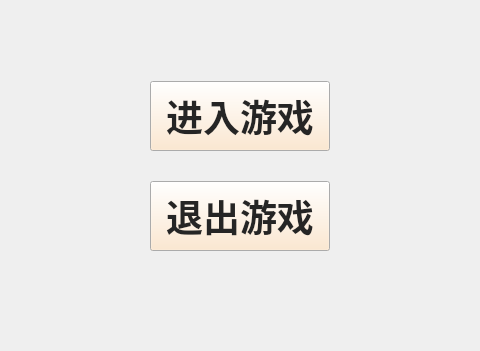
This is geometrygame.ui in crystalsugarhawthorn/geometry-game as Qt 5 draws it before an edit; both pictures show x 410 to 890 and y 419 to 770 of the 1250 by 770 pixel window. The edited form follows.
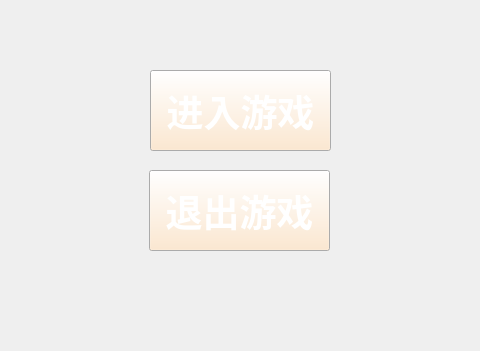
This is the edited form. Icons and pictures are not drawn.

Diff of the .ui file:
```diff
--- a/geometrygame.ui
+++ b/geometrygame.ui
@@ -69,9 +69,9 @@
     <property name="geometry">
      <rect>
       <x>560</x>
-      <y>500</y>
-      <width>180</width>
-      <height>70</height>
+      <y>489</y>
+      <width>181</width>
+      <height>81</height>
      </rect>
     </property>
     <property name="sizePolicy">
@@ -119,6 +119,26 @@
          </color>
         </brush>
        </colorrole>
+       <colorrole role="PlaceholderText">
+        <brush brushstyle="LinearGradientPattern">
+         <gradient startx="0.494682000000000" starty="0.056818200000000" endx="0.528409000000000" endy="0.840909000000000" type="LinearGradient" spread="PadSpread" coordinatemode="ObjectBoundingMode">
+          <gradientstop position="0.000000000000000">
+           <color alpha="255">
+            <red>155</red>
+            <green>155</green>
+            <blue>155</blue>
+           </color>
+          </gradientstop>
+          <gradientstop position="1.000000000000000">
+           <color alpha="255">
+            <red>255</red>
+            <green>255</green>
+            <blue>255</blue>
+           </color>
+          </gradientstop>
+         </gradient>
+        </brush>
+       </colorrole>
       </active>
       <inactive>
        <colorrole role="WindowText">
@@ -157,8 +177,48 @@
          </color>
         </brush>
        </colorrole>
+       <colorrole role="PlaceholderText">
+        <brush brushstyle="LinearGradientPattern">
+         <gradient startx="0.494682000000000" starty="0.056818200000000" endx="0.528409000000000" endy="0.840909000000000" type="LinearGradient" spread="PadSpread" coordinatemode="ObjectBoundingMode">
+          <gradientstop position="0.000000000000000">
+           <color alpha="255">
+            <red>155</red>
+            <green>155</green>
+            <blue>155</blue>
+           </color>
+          </gradientstop>
+          <gradientstop position="1.000000000000000">
+           <color alpha="255">
+            <red>255</red>
+            <green>255</green>
+            <blue>255</blue>
+           </color>
+          </gradientstop>
+         </gradient>
+        </brush>
+       </colorrole>
       </inactive>
       <disabled>
+       <colorrole role="WindowText">
+        <brush brushstyle="LinearGradientPattern">
+         <gradient startx="0.494682000000000" starty="0.056818200000000" endx="0.528409000000000" endy="0.840909000000000" type="LinearGradient" spread="PadSpread" coordinatemode="ObjectBoundingMode">
+          <gradientstop position="0.000000000000000">
+           <color alpha="255">
+            <red>155</red>
+            <green>155</green>
+            <blue>155</blue>
+           </color>
+          </gradientstop>
+          <gradientstop position="1.000000000000000">
+           <color alpha="255">
+            <red>255</red>
+            <green>255</green>
+            <blue>255</blue>
+           </color>
+          </gradientstop>
+         </gradient>
+        </brush>
+       </colorrole>
        <colorrole role="Button">
         <brush brushstyle="SolidPattern">
          <color alpha="255">
@@ -168,6 +228,66 @@
          </color>
         </brush>
        </colorrole>
+       <colorrole role="Text">
+        <brush brushstyle="LinearGradientPattern">
+         <gradient startx="0.494682000000000" starty="0.056818200000000" endx="0.528409000000000" endy="0.840909000000000" type="LinearGradient" spread="PadSpread" coordinatemode="ObjectBoundingMode">
+          <gradientstop position="0.000000000000000">
+           <color alpha="255">
+            <red>155</red>
+            <green>155</green>
+            <blue>155</blue>
+           </color>
+          </gradientstop>
+          <gradientstop position="1.000000000000000">
+           <color alpha="255">
+            <red>255</red>
+            <green>255</green>
+            <blue>255</blue>
+           </color>
+          </gradientstop>
+         </gradient>
+        </brush>
+       </colorrole>
+       <colorrole role="ButtonText">
+        <brush brushstyle="LinearGradientPattern">
+         <gradient startx="0.494682000000000" starty="0.056818200000000" endx="0.528409000000000" endy="0.840909000000000" type="LinearGradient" spread="PadSpread" coordinatemode="ObjectBoundingMode">
+          <gradientstop position="0.000000000000000">
+           <color alpha="255">
+            <red>155</red>
+            <green>155</green>
+            <blue>155</blue>
+           </color>
+          </gradientstop>
+          <gradientstop position="1.000000000000000">
+           <color alpha="255">
+            <red>255</red>
+            <green>255</green>
+            <blue>255</blue>
+           </color>
+          </gradientstop>
+         </gradient>
+        </brush>
+       </colorrole>
+       <colorrole role="PlaceholderText">
+        <brush brushstyle="LinearGradientPattern">
+         <gradient startx="0.494682000000000" starty="0.056818200000000" endx="0.528409000000000" endy="0.840909000000000" type="LinearGradient" spread="PadSpread" coordinatemode="ObjectBoundingMode">
+          <gradientstop position="0.000000000000000">
+           <color alpha="255">
+            <red>155</red>
+            <green>155</green>
+            <blue>155</blue>
+           </color>
+          </gradientstop>
+          <gradientstop position="1.000000000000000">
+           <color alpha="255">
+            <red>255</red>
+            <green>255</green>
+            <blue>255</blue>
+           </color>
+          </gradientstop>
+         </gradient>
+        </brush>
+       </colorrole>
       </disabled>
      </palette>
     </property>
@@ -188,6 +308,10 @@
     <property name="focusPolicy">
      <enum>Qt::NoFocus</enum>
     </property>
+    <property name="styleSheet">
+     <string notr="true">border-image: url(:/img/button.png);
+color: qlineargradient(spread:pad, x1:0.494682, y1:0.0568182, x2:0.528409, y2:0.840909, stop:0 rgba(155, 155, 155, 255), stop:1 rgba(255, 255, 255, 255));</string>
+    </property>
     <property name="text">
      <string>进入游戏</string>
     </property>
@@ -204,15 +328,35 @@
    <widget class="QPushButton" name="pushButton_2">
     <property name="geometry">
      <rect>
-      <x>560</x>
-      <y>600</y>
-      <width>180</width>
-      <height>70</height>
+      <x>559</x>
+      <y>589</y>
+      <width>181</width>
+      <height>81</height>
      </rect>
     </property>
     <property name="palette">
      <palette>
       <active>
+       <colorrole role="WindowText">
+        <brush brushstyle="LinearGradientPattern">
+         <gradient startx="0.494682000000000" starty="0.056818200000000" endx="0.528409000000000" endy="0.840909000000000" type="LinearGradient" spread="PadSpread" coordinatemode="ObjectBoundingMode">
+          <gradientstop position="0.000000000000000">
+           <color alpha="255">
+            <red>155</red>
+            <green>155</green>
+            <blue>155</blue>
+           </color>
+          </gradientstop>
+          <gradientstop position="1.000000000000000">
+           <color alpha="255">
+            <red>255</red>
+            <green>255</green>
+            <blue>255</blue>
+           </color>
+          </gradientstop>
+         </gradient>
+        </brush>
+       </colorrole>
        <colorrole role="Button">
         <brush brushstyle="SolidPattern">
          <color alpha="255">
@@ -240,8 +384,48 @@
          </color>
         </brush>
        </colorrole>
+       <colorrole role="PlaceholderText">
+        <brush brushstyle="LinearGradientPattern">
+         <gradient startx="0.494682000000000" starty="0.056818200000000" endx="0.528409000000000" endy="0.840909000000000" type="LinearGradient" spread="PadSpread" coordinatemode="ObjectBoundingMode">
+          <gradientstop position="0.000000000000000">
+           <color alpha="255">
+            <red>155</red>
+            <green>155</green>
+            <blue>155</blue>
+           </color>
+          </gradientstop>
+          <gradientstop position="1.000000000000000">
+           <color alpha="255">
+            <red>255</red>
+            <green>255</green>
+            <blue>255</blue>
+           </color>
+          </gradientstop>
+         </gradient>
+        </brush>
+       </colorrole>
       </active>
       <inactive>
+       <colorrole role="WindowText">
+        <brush brushstyle="LinearGradientPattern">
+         <gradient startx="0.494682000000000" starty="0.056818200000000" endx="0.528409000000000" endy="0.840909000000000" type="LinearGradient" spread="PadSpread" coordinatemode="ObjectBoundingMode">
+          <gradientstop position="0.000000000000000">
+           <color alpha="255">
+            <red>155</red>
+            <green>155</green>
+            <blue>155</blue>
+           </color>
+          </gradientstop>
+          <gradientstop position="1.000000000000000">
+           <color alpha="255">
+            <red>255</red>
+            <green>255</green>
+            <blue>255</blue>
+           </color>
+          </gradientstop>
+         </gradient>
+        </brush>
+       </colorrole>
        <colorrole role="Button">
         <brush brushstyle="SolidPattern">
          <color alpha="255">
@@ -269,8 +453,48 @@
          </color>
         </brush>
        </colorrole>
+       <colorrole role="PlaceholderText">
+        <brush brushstyle="LinearGradientPattern">
+         <gradient startx="0.494682000000000" starty="0.056818200000000" endx="0.528409000000000" endy="0.840909000000000" type="LinearGradient" spread="PadSpread" coordinatemode="ObjectBoundingMode">
+          <gradientstop position="0.000000000000000">
+           <color alpha="255">
+            <red>155</red>
+            <green>155</green>
+            <blue>155</blue>
+           </color>
+          </gradientstop>
+          <gradientstop position="1.000000000000000">
+           <color alpha="255">
+            <red>255</red>
+            <green>255</green>
+            <blue>255</blue>
+           </color>
+          </gradientstop>
+         </gradient>
+        </brush>
+       </colorrole>
       </inactive>
       <disabled>
+       <colorrole role="WindowText">
+        <brush brushstyle="LinearGradientPattern">
+         <gradient startx="0.494682000000000" starty="0.056818200000000" endx="0.528409000000000" endy="0.840909000000000" type="LinearGradient" spread="PadSpread" coordinatemode="ObjectBoundingMode">
+          <gradientstop position="0.000000000000000">
+           <color alpha="255">
+            <red>155</red>
+            <green>155</green>
+            <blue>155</blue>
+           </color>
+          </gradientstop>
+          <gradientstop position="1.000000000000000">
+           <color alpha="255">
+            <red>255</red>
+            <green>255</green>
+            <blue>255</blue>
+           </color>
+          </gradientstop>
+         </gradient>
+        </brush>
+       </colorrole>
        <colorrole role="Button">
         <brush brushstyle="SolidPattern">
          <color alpha="255">
@@ -280,6 +504,66 @@
          </color>
         </brush>
        </colorrole>
+       <colorrole role="Text">
+        <brush brushstyle="LinearGradientPattern">
+         <gradient startx="0.494682000000000" starty="0.056818200000000" endx="0.528409000000000" endy="0.840909000000000" type="LinearGradient" spread="PadSpread" coordinatemode="ObjectBoundingMode">
+          <gradientstop position="0.000000000000000">
+           <color alpha="255">
+            <red>155</red>
+            <green>155</green>
+            <blue>155</blue>
+           </color>
+          </gradientstop>
+          <gradientstop position="1.000000000000000">
+           <color alpha="255">
+            <red>255</red>
+            <green>255</green>
+            <blue>255</blue>
+           </color>
+          </gradientstop>
+         </gradient>
+        </brush>
+       </colorrole>
+       <colorrole role="ButtonText">
+        <brush brushstyle="LinearGradientPattern">
+         <gradient startx="0.494682000000000" starty="0.056818200000000" endx="0.528409000000000" endy="0.840909000000000" type="LinearGradient" spread="PadSpread" coordinatemode="ObjectBoundingMode">
+          <gradientstop position="0.000000000000000">
+           <color alpha="255">
+            <red>155</red>
+            <green>155</green>
+            <blue>155</blue>
+           </color>
+          </gradientstop>
+          <gradientstop position="1.000000000000000">
+           <color alpha="255">
+            <red>255</red>
+            <green>255</green>
+            <blue>255</blue>
+           </color>
+          </gradientstop>
+         </gradient>
+        </brush>
+       </colorrole>
+       <colorrole role="PlaceholderText">
+        <brush brushstyle="LinearGradientPattern">
+         <gradient startx="0.494682000000000" starty="0.056818200000000" endx="0.528409000000000" endy="0.840909000000000" type="LinearGradient" spread="PadSpread" coordinatemode="ObjectBoundingMode">
+          <gradientstop position="0.000000000000000">
+           <color alpha="255">
+            <red>155</red>
+            <green>155</green>
+            <blue>155</blue>
+           </color>
+          </gradientstop>
+          <gradientstop position="1.000000000000000">
+           <color alpha="255">
+            <red>255</red>
+            <green>255</green>
+            <blue>255</blue>
+           </color>
+          </gradientstop>
+         </gradient>
+        </brush>
+       </colorrole>
       </disabled>
      </palette>
     </property>
@@ -294,6 +578,10 @@
     <property name="focusPolicy">
      <enum>Qt::NoFocus</enum>
     </property>
+    <property name="styleSheet">
+     <string notr="true">border-image: url(:/img/button.png);
+color: qlineargradient(spread:pad, x1:0.494682, y1:0.0568182, x2:0.528409, y2:0.840909, stop:0 rgba(155, 155, 155, 255), stop:1 rgba(255, 255, 255, 255));</string>
+    </property>
     <property name="text">
      <string>退出游戏</string>
     </property>
```
